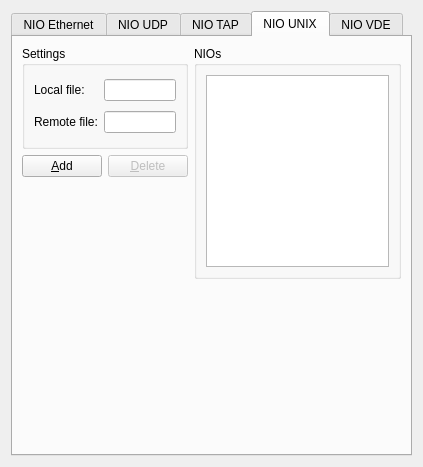
The window that GNS3/Ui/ConfigurationPages/Form_CloudPage.ui (GNS3/gns3-legacy) describes before a commit, drawn with Qt 5.
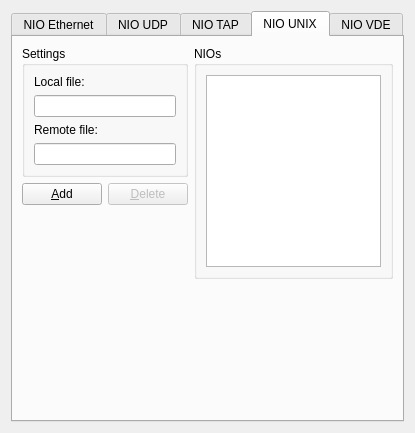
The same window after the commit. The open tabs and pages were chosen to show the change.

Commit message: [GUI] Modify the Cloud config page to increase some `file path' editbox

The edit to the form file:
```diff
--- a/GNS3/Ui/ConfigurationPages/Form_CloudPage.ui
+++ b/GNS3/Ui/ConfigurationPages/Form_CloudPage.ui
@@ -5,8 +5,8 @@
    <rect>
     <x>0</x>
     <y>0</y>
-    <width>423</width>
-    <height>467</height>
+    <width>415</width>
+    <height>433</height>
    </rect>
   </property>
   <property name="windowTitle" >
@@ -316,13 +316,15 @@
          </property>
          <layout class="QGridLayout" >
           <item row="0" column="0" >
+           <layout class="QGridLayout" >
+            <item row="0" column="0" >
            <widget class="QLabel" name="label_5" >
             <property name="text" >
              <string>Local file:</string>
             </property>
            </widget>
           </item>
-          <item row="0" column="1" >
+            <item row="1" column="0" >
            <widget class="QLineEdit" name="lineEditUNIXLocalFile" >
             <property name="sizePolicy" >
              <sizepolicy vsizetype="Fixed" hsizetype="Expanding" >
@@ -332,14 +334,18 @@
             </property>
            </widget>
           </item>
+           </layout>
+          </item>
           <item row="1" column="0" >
+           <layout class="QGridLayout" >
+            <item row="0" column="0" >
            <widget class="QLabel" name="label_6" >
             <property name="text" >
              <string>Remote file:</string>
             </property>
            </widget>
           </item>
-          <item row="1" column="1" >
+            <item row="1" column="0" >
            <widget class="QLineEdit" name="lineEditUNIXRemoteFile" >
             <property name="sizePolicy" >
              <sizepolicy vsizetype="Fixed" hsizetype="Expanding" >
@@ -350,6 +356,8 @@
            </widget>
           </item>
          </layout>
+          </item>
+         </layout>
         </widget>
        </item>
        <item rowspan="3" row="0" column="2" >
@@ -393,10 +401,13 @@
          <property name="orientation" >
           <enum>Qt::Vertical</enum>
          </property>
+         <property name="sizeType" >
+          <enum>QSizePolicy::Fixed</enum>
+         </property>
          <property name="sizeHint" >
           <size>
-           <width>161</width>
-           <height>201</height>
+           <width>160</width>
+           <height>190</height>
           </size>
          </property>
         </spacer>
@@ -408,8 +419,8 @@
          </property>
          <property name="sizeHint" >
           <size>
-           <width>20</width>
-           <height>191</height>
+           <width>196</width>
+           <height>132</height>
           </size>
          </property>
         </spacer>
```
Left out of the diff: 21 changed lines with no effect on the pictures. Lines whose indentation alone changed are shown as unchanged. The commit also changes 1 other file.
